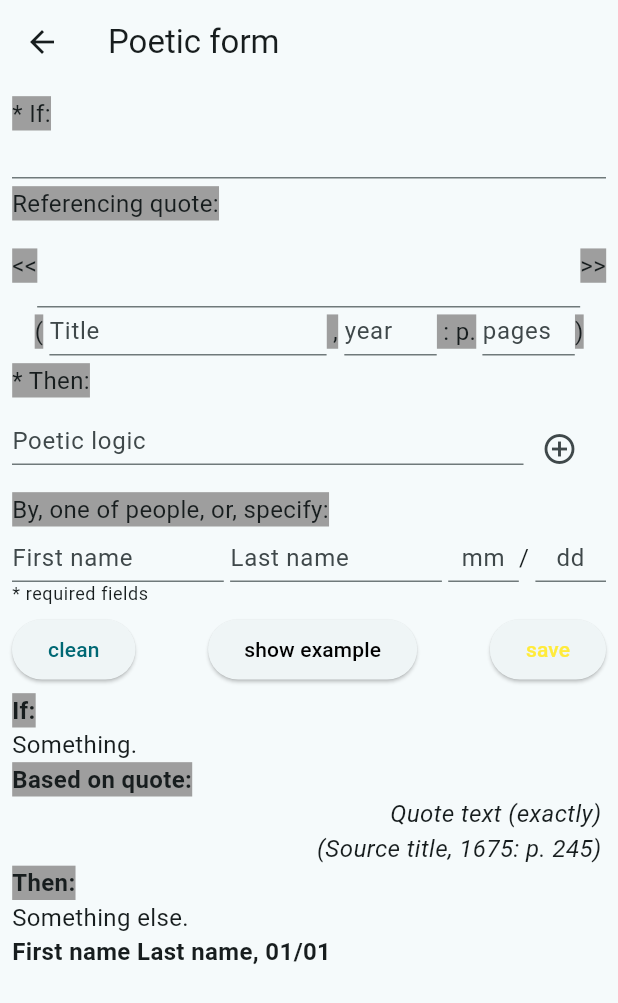
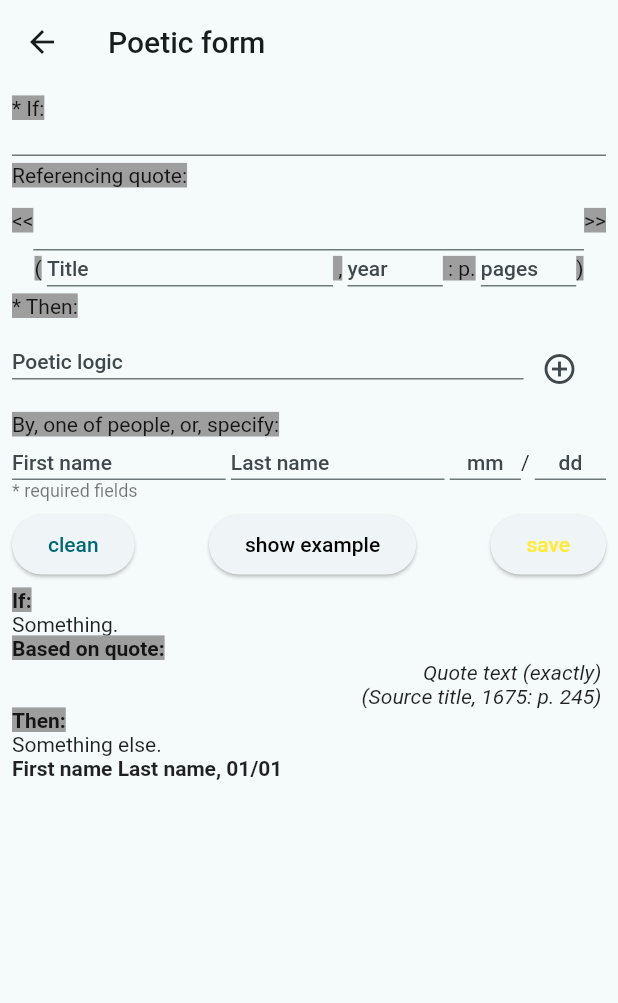
Before and after one commit to stepanzarubin/poetic_logic, a Flutter app: the screen it shows after launch, in the side drawer, after a tap on "Add logic", on a phone screen of 412 x 824 dp. Shown: the top 1003 px of the screen. Run offline on Flutter 3.47's test engine with Material 2 defaults, Android fonts, the phone set to English and light mode, and no system bars; our stand-ins replace hive_flutter, share_plus; accounts and stored records are empty.

Commit message:
settings, inherited scope

```diff
--- /dev/null
+++ b/lib/common/app_state.dart
@@ -0,0 +1,89 @@
+import 'package:hive_flutter/hive_flutter.dart';
+import 'package:json_annotation/json_annotation.dart';
+import 'package:poetic_logic/common/const.dart';
+import 'package:poetic_logic/models/poetic.dart';
+
+part 'app_state.g.dart';
+
+mixin Setting {
+  static const fontSizeKey = 'fontSize';
+  static const minFontSize = 12.0;
+  static const maxFontSize = 20.0;
+  static const fontSize = 16.0;
+
+  static int sliderDivisions() {
+    var d = (maxFontSize - minFontSize) / 2;
+    return d.toInt();
+  }
+}
+
+@JsonSerializable(explicitToJson: true)
+class AppState extends HasUser {
+  double fontSize = Setting.fontSize;
+  User? user;
+
+  AppState({
+    this.fontSize = Setting.fontSize,
+    this.user,
+  });
+
+  AppState copyWith({
+    double? fontSize,
+    User? user,
+  }) {
+    return AppState(
+      fontSize: fontSize ?? this.fontSize,
+      user: user ?? this.user,
+    );
+  }
+
+  /// Going to remember user name after first Poetic is submitted
+  /// does it make sense to keep user as null?
+  AppState formModel() {
+    return AppState(
+      fontSize: fontSize,
+      user: user ?? User(),
+    );
+  }
+
+  bool isDefault() {
+    var _default = AppState();
+    // user null and user not null
+    //if (jsonEncode(toJson()) == jsonEncode(_default.toJson())) {
+    if (_default.fontSize != fontSize) {
+      return false;
+    }
+
+    // user without credentials is valid empty user
+    if (user != null && !user!.isEmpty()) {
+      return false;
+    }
+
+    return true;
+  }
+
+  /// not for Inherited data
+  void setDefaults() {
+    var _default = AppState();
+    fontSize = _default.fontSize;
+    user = _default.user;
+  }
+
+  @override
+  String getSignature() {
+    if (user == null) {
+      return User.oneOfPeople;
+    } else {
+      return user!.getSignature();
+    }
+  }
+
+  Future<void> save() async {
+    var box = Hive.box(settingsDb);
+    return await box.put(settingsKey, toJson());
+  }
+
+  factory AppState.fromJson(Map<String, dynamic> json) =>
+      _$AppStateFromJson(json);
+  Map<String, dynamic> toJson() => _$AppStateToJson(this);
+}
--- /dev/null
+++ b/lib/common/app_state_scope.dart
@@ -0,0 +1,94 @@
+import 'dart:convert';
+
+import 'package:flutter/material.dart';
+import 'package:hive_flutter/hive_flutter.dart';
+import 'package:poetic_logic/common/app_state.dart';
+import 'package:poetic_logic/common/const.dart';
+import 'package:poetic_logic/models/poetic.dart';
+
+class AppStateScope extends InheritedWidget {
+  const AppStateScope(
+    this.data, {
+    Key? key,
+    required Widget child,
+  }) : super(key: key, child: child);
+
+  final AppState data;
+
+  static AppState of(BuildContext context, {bool rebuild = true}) {
+    final AppState? result = rebuild
+        ? context.dependOnInheritedWidgetOfExactType<AppStateScope>()!.data
+        : context.findAncestorWidgetOfExactType<AppStateScope>()!.data;
+    assert(result != null, 'No AppSetting found in context');
+    return result!;
+  }
+
+  @override
+  bool updateShouldNotify(AppStateScope oldWidget) {
+    return jsonEncode(data.toJson()) != jsonEncode(oldWidget.data.toJson());
+  }
+}
+
+class AppStateWidget extends StatefulWidget {
+  const AppStateWidget({Key? key, required this.child}) : super(key: key);
+
+  final Widget child;
+
+  static AppStateWidgetState of(BuildContext context) {
+    return context.findAncestorStateOfType<AppStateWidgetState>()!;
+  }
+
+  @override
+  AppStateWidgetState createState() => AppStateWidgetState();
+}
+
+class AppStateWidgetState extends State<AppStateWidget> {
+  /// works, but prefer using Map type directly
+  /// after writing Man<String, dynamic> hive gives in return Man<dynamic, dynamic>
+  /// which throws Exception
+  /// .mapFrom
+  AppState _data = AppState.fromJson(
+      jsonDecode(jsonEncode(Hive.box(settingsDb).get(settingsKey))));
+
+  //AppState _data = AppState.fromJson(Hive.box(settingsDb).get(settingsKey));
+
+  Future<void> updateFontSize(double fontSize) async {
+    if (_data.fontSize != fontSize) {
+      setState(() {
+        _data = _data.copyWith(fontSize: fontSize);
+      });
+      await _data.save();
+    }
+  }
+
+  Future<void> updateUser(User? user) async {
+    //if (_data.user != user) {
+    setState(() {
+      _data = _data.copyWith(user: user);
+    });
+    await _data.save();
+    //}
+  }
+
+  Future<void> resetToDefaults() async {
+    /// faster update UI and then safe to the database
+    /// otherwise user would need to await
+    setState(() {
+      /// todo should be _data = , otherwise it has nothing to
+      /// compare with, and it means it is important to know how this old and new
+      /// data is set
+      _data = AppState();
+    });
+    try {
+      await _data.save();
+    } finally {}
+  }
+
+  @override
+  Widget build(BuildContext context) {
+    return AppStateScope(
+      _data,
+      child: widget.child,
+    );
+  }
+}
--- a/lib/common/const.dart
+++ b/lib/common/const.dart
@@ -14,18 +14,6 @@ const poeticPublishedDb = 'poetic_logic_published_db';
 /// updates published
 const settingsDb = 'poetic_logic_settings_db';
 const settingsKey = 'settings';
-
-mixin Setting {
-  static const fontSizeKey = 'fontSize';
-  static const minFontSize = 12.0;
-  static const maxFontSize = 20.0;
-  static const fontSize = 16.0;
-
-  static int sliderDivisions() {
-    var d = (maxFontSize - minFontSize) / 2;
-    return d.toInt();
-  }
-}
 
 const messageTimeChanges =
     'Time changes, goes on, the world still exists, so we understand in current circumstances. Few meaningful words to you. Generated by you.';
--- a/lib/main.dart
+++ b/lib/main.dart
@@ -1,8 +1,9 @@
 import 'dart:convert';
 import 'package:flutter/material.dart';
 import 'package:hive_flutter/hive_flutter.dart';
+import 'package:poetic_logic/common/app_state_scope.dart';
 import 'package:poetic_logic/common/const.dart';
-import 'package:poetic_logic/models/app_state.dart';
+import 'package:poetic_logic/common/app_state.dart';
 import 'package:poetic_logic/screens/form.dart';
 import 'package:poetic_logic/screens/help.dart';
 import 'package:poetic_logic/screens/quick_home.dart';
@@ -23,6 +24,7 @@ Future<void> main() async {
     await boxSettings.put(settingsKey, AppState().toJson());
 
     /// poetic example
+    /// this is Json written
     await boxPoetics.add(jsonDecode(beAllOneJson));
   }
 
@@ -31,76 +33,6 @@ Future<void> main() async {
       child: MyApp(),
     ),
   );
-}
-
-class AppStateScope extends InheritedWidget {
-  const AppStateScope(
-    this.data, {
-    Key? key,
-    required Widget child,
-  }) : super(key: key, child: child);
-
-  final AppState data;
-
-  static AppState of(BuildContext context, {bool rebuild = true}) {
-    final AppState? result = rebuild
-        ? context.dependOnInheritedWidgetOfExactType<AppStateScope>()!.data
-        : context.findAncestorWidgetOfExactType<AppStateScope>()!.data;
-    assert(result != null, 'No AppSetting found in context');
-    return result!;
-  }
-
-  @override
-  bool updateShouldNotify(AppStateScope oldWidget) {
-    return data != oldWidget.data;
-  }
-}
-
-class AppStateWidget extends StatefulWidget {
-  const AppStateWidget({Key? key, required this.child}) : super(key: key);
-
-  final Widget child;
-
-  static AppStateWidgetState of(BuildContext context) {
-    return context.findAncestorStateOfType<AppStateWidgetState>()!;
-  }
-
-  @override
-  AppStateWidgetState createState() => AppStateWidgetState();
-}
-
-class AppStateWidgetState extends State<AppStateWidget> {
-  AppState _data = AppState.fromJson(Hive.box(settingsDb).get(settingsKey));
-
-  Future<void> updateFontSize(double fontSize) async {
-    if (_data.fontSize != fontSize) {
-      _data = _data.copyWith(fontSize: fontSize);
-      await _data.save();
-      setState(() {});
-    }
-  }
-
-  Future<void> updateUser(User user) async {
-    if (_data.user != user) {
-      _data = _data.copyWith(user: user);
-      await _data.save();
-      setState(() {});
-    }
-  }
-
-  Future<void> resetToDefaults() async {
-    _data = AppState();
-    await _data.save();
-    setState(() {});
-  }
-
-  @override
-  Widget build(BuildContext context) {
-    return AppStateScope(
-      _data,
-      child: widget.child,
-    );
-  }
 }
 
 class MyApp extends StatefulWidget {
@@ -114,8 +46,8 @@ class _MyAppState extends State<MyApp> {
   @override
   Widget build(BuildContext context) {
     final double _fontSize = AppStateScope.of(context).fontSize;
-    final double _fontSizeFactor = (_fontSize / Setting.fontSize);
-    final double _fontSizeDelta = (_fontSize - Setting.fontSize).abs();
+    //final double _fontSizeFactor = (_fontSize / Setting.fontSize);
+    //final double _fontSizeDelta = (_fontSize - Setting.fontSize).abs();
 
     //MaterialApp materialApp;
 
@@ -136,15 +68,17 @@ class _MyAppState extends State<MyApp> {
           ),
         ),
 
-        textTheme: TextTheme(
-          bodyText2: TextStyle(
-            fontSize: _fontSize,
-          ),
-        ),
-        // textTheme: Theme.of(context).textTheme.apply(
-        //       fontSizeFactor: (_fontSize / Setting.fontSize),
-        //fontSizeDelta: 2.0,
-        //),
+        /// control some fonts
+        // textTheme: TextTheme(
+        //   bodyText2: TextStyle(
+        //     fontSize: _fontSize,
+        //   ),
+        // ),
+        /// control all fonts
+        textTheme: Theme.of(context).textTheme.apply(
+              fontSizeFactor: (_fontSize / Setting.fontSize),
+              //fontSizeDelta: 2.0,
+            ),
 
         // elevatedButtonTheme: ElevatedButtonThemeData(
         //   style: ButtonStyle(
@@ -272,7 +206,7 @@ class _PoeticHomeState extends State<PoeticHome> {
                   ),
                 ),
                 Padding(
-                  padding: const EdgeInsets.all(2.0),
+                  padding: const EdgeInsets.all(8.0),
                   child: Row(
                     mainAxisAlignment: MainAxisAlignment.spaceEvenly,
                     children: [
@@ -282,9 +216,9 @@ class _PoeticHomeState extends State<PoeticHome> {
                           /// the button, button should increase or font remain
                           child: const Text('More\n examples'),
                           style: ElevatedButton.styleFrom(
-                            minimumSize: const Size(90, 90),
+                            minimumSize: const Size(90, 60),
                             maximumSize: const Size(180, 180),
-                            shape: const CircleBorder(),
+                            //shape: const CircleBorder(),
                           ),
                           onPressed: () => Navigator.pushNamed(
                               context, PoeticFormStatefulWidget.routeName),
@@ -294,9 +228,9 @@ class _PoeticHomeState extends State<PoeticHome> {
                         child: ElevatedButton(
                           child: const Text('Add\n yours'),
                           style: ElevatedButton.styleFrom(
-                            minimumSize: const Size(110, 110),
+                            minimumSize: const Size(110, 80),
                             maximumSize: const Size(200, 200),
-                            shape: const CircleBorder(),
+                            //shape: const CircleBorder(),
                           ),
                           onPressed: () => Navigator.pushNamed(
                               context, PoeticFormStatefulWidget.routeName),
--- a/lib/models/app_state.dart
+++ /dev/null
@@ -1,45 +0,0 @@
-import 'package:hive_flutter/hive_flutter.dart';
-import 'package:json_annotation/json_annotation.dart';
-import 'package:poetic_logic/common/const.dart';
-import 'package:poetic_logic/models/poetic.dart';
-
-part 'app_state.g.dart';
-
-@JsonSerializable(explicitToJson: true)
-class AppState extends HasUser {
-  final double fontSize;
-  final User? user;
-
-  AppState({
-    this.fontSize = Setting.fontSize,
-    this.user,
-  });
-
-  AppState copyWith({
-    double? fontSize,
-    User? user,
-  }) {
-    return AppState(
-      fontSize: fontSize ?? this.fontSize,
-      user: user ?? this.user,
-    );
-  }
-
-  @override
-  String getSignature() {
-    if (user == null) {
-      return User.oneOfPeople;
-    } else {
-      return user!.getSignature();
-    }
-  }
-
-  Future<void> save() async {
-    var box = Hive.box(settingsDb);
-    return await box.put(settingsKey, toJson());
-  }
-
-  factory AppState.fromJson(Map<String, dynamic> json) =>
-      _$AppStateFromJson(json);
-  Map<String, dynamic> toJson() => _$AppStateToJson(this);
-}
--- a/lib/screens/form.dart
+++ b/lib/screens/form.dart
@@ -2,9 +2,12 @@ import 'dart:convert';
 
 import 'package:flutter/material.dart';
 import 'package:hive_flutter/adapters.dart';
+import 'package:poetic_logic/common/app_state.dart';
+import 'package:poetic_logic/common/app_state_scope.dart';
 import 'package:poetic_logic/common/const.dart';
 import 'package:poetic_logic/models/poetic.dart';
 import 'package:poetic_logic/widgets/poetic_preview.dart';
+import 'package:poetic_logic/widgets/single_poetic.dart';
 
 class PreviewNotifier extends ValueNotifier<Poetic> {
   PreviewNotifier(Poetic value) : super(value);
@@ -32,8 +35,6 @@ class PoeticFormStatefulWidget extends StatefulWidget {
 
 class _PoeticFormStatefulWidgetState extends State<PoeticFormStatefulWidget> {
   final GlobalKey<FormState> _formKey = GlobalKey<FormState>();
-
-  late final bool updateScenario;
   bool updateNotFoundScenario = false;
 
   // this checks if value has changed, I just need update each time on button press
@@ -61,8 +62,8 @@ class _PoeticFormStatefulWidgetState extends State<PoeticFormStatefulWidget> {
   void initState() {
     super.initState();
 
+    // on update
     if (widget.dbKey != null) {
-      updateScenario = true;
       var box = Hive.box(poeticDb);
       var record = box.get(widget.dbKey);
       if (record == null) {
@@ -72,8 +73,6 @@ class _PoeticFormStatefulWidgetState extends State<PoeticFormStatefulWidget> {
         formModel = Poetic.fromJson(record);
         previewModel = Poetic.fromJson(record);
       }
-    } else {
-      updateScenario = false;
     }
 
     //new empty row for form
@@ -97,7 +96,7 @@ class _PoeticFormStatefulWidgetState extends State<PoeticFormStatefulWidget> {
   _addThenLogic() {
     setState(() {
       formModel.thenLogic.add('');
-      previewModel.thenLogic.add('');
+      //previewModel.thenLogic.add('');
     });
   }
 
@@ -173,7 +172,6 @@ class _PoeticFormStatefulWidgetState extends State<PoeticFormStatefulWidget> {
               width: 55,
               height: 58,
               child: Align(
-                //todo move even lover to avoid clicking previous remove button
                 alignment: Alignment.bottomLeft,
                 child: IconButton(
                   onPressed: () => _addThenLogic(),
@@ -190,6 +188,14 @@ class _PoeticFormStatefulWidgetState extends State<PoeticFormStatefulWidget> {
 
   @override
   Widget build(BuildContext context) {
+    /// for new record prefill user from app state
+    if (widget.dbKey == null) {
+      final AppState appState = AppStateScope.of(context, rebuild: false);
+      if (appState.user != null) {
+        formModel.user = User.fromJson(appState.user!.toJson());
+      }
+    }
+
     if (updateNotFoundScenario) {
       return Scaffold(
         appBar: AppBar(title: const Text('Poetic form')),
@@ -524,7 +530,7 @@ class _PoeticFormStatefulWidgetState extends State<PoeticFormStatefulWidget> {
                 child: Row(
                   mainAxisAlignment: MainAxisAlignment.spaceBetween,
                   children: [
-                    if (updateScenario)
+                    if (widget.dbKey != null)
                       ElevatedButton(
                         child: const Text(
                           '[back]',
@@ -536,7 +542,7 @@ class _PoeticFormStatefulWidgetState extends State<PoeticFormStatefulWidget> {
                           Navigator.pop(context);
                         },
                       ),
-                    if (!updateScenario)
+                    if (widget.dbKey == null)
                       ElevatedButton(
                         child: const Text(
                           'clean',
@@ -552,7 +558,7 @@ class _PoeticFormStatefulWidgetState extends State<PoeticFormStatefulWidget> {
                           });
                         },
                       ),
-                    if (!updateScenario)
+                    if (widget.dbKey == null)
                       ElevatedButton(
                         child: const Text(
                           'show example',
@@ -567,16 +573,16 @@ class _PoeticFormStatefulWidgetState extends State<PoeticFormStatefulWidget> {
                       ),
                     ElevatedButton(
                       onPressed: () async {
-                        //showing preview and saving doesn't make sense
+                        /// preview and saving in one place doesn't make sense
+                        /// 2 step form or preview button
                         previewNotifier.changeMyData(previewModel);
 
                         if (_formKey.currentState!.validate()) {
                           _formKey.currentState!.save();
                           try {
-                            await formModel.save(widget.dbKey);
-                            ScaffoldMessenger.of(context).showSnackBar(
-                              const SnackBar(content: Text('Saved.')),
-                            );
+                            var key = await formModel.save(widget.dbKey);
+                            SinglePoetic.goHere(context,
+                                poetic: formModel, dbKey: key);
                           } catch (e) {
                             ScaffoldMessenger.of(context).showSnackBar(
                               const SnackBar(content: Text('Error occurred.')),
--- a/lib/widgets/home_drawer.dart
+++ b/lib/widgets/home_drawer.dart
@@ -1,4 +1,5 @@
 import 'package:flutter/material.dart';
+import 'package:poetic_logic/common/app_state_scope.dart';
 import 'package:poetic_logic/screens/form.dart';
 import 'package:poetic_logic/screens/help.dart';
 import 'package:poetic_logic/screens/quick_home.dart';
@@ -6,8 +7,6 @@ import 'package:poetic_logic/screens/settings.dart';
 import 'package:poetic_logic/widgets/user_poetic_list.dart';
 import 'package:share_plus/share_plus.dart';
 import 'package:url_launcher/url_launcher.dart';
-
-import '../main.dart';
 
 class HomeDrawer extends StatelessWidget {
   const HomeDrawer({
```
Also changed, not shown: lib/models/poetic.dart (+16 -9 lines), lib/screens/settings.dart (+49 -66 lines), lib/widgets/single_poetic.dart (+12 -0 lines), lib/widgets/user_poetic_list.dart (+10 -84 lines), lib/common/app_state.g.dart (renamed from lib/models/app_state.g.dart).
